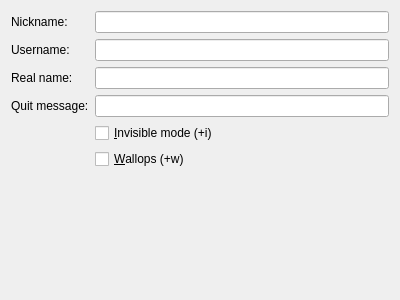
nilsding/IrrerrC, file src/ui/settings/identitysettingswidget.ui: the form before one commit.
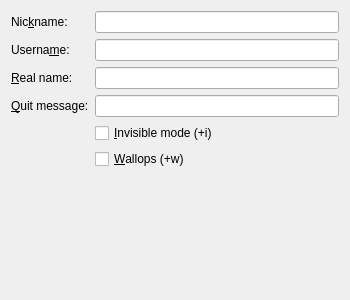
The form after the commit.

Commit message: changed tab order and many other things

What changed in the file:
```diff
--- a/src/ui/settings/identitysettingswidget.ui
+++ b/src/ui/settings/identitysettingswidget.ui
@@ -6,10 +6,16 @@
    <rect>
     <x>0</x>
     <y>0</y>
-    <width>400</width>
+    <width>350</width>
     <height>300</height>
    </rect>
   </property>
+  <property name="minimumSize">
+   <size>
+    <width>350</width>
+    <height>300</height>
+   </size>
+  </property>
   <property name="windowTitle">
    <string>Identity</string>
   </property>
@@ -19,7 +25,10 @@
      <item row="0" column="0">
       <widget class="QLabel" name="qlNickname">
        <property name="text">
-        <string>Nickname:</string>
+        <string>Nic&amp;kname:</string>
+       </property>
+       <property name="buddy">
+        <cstring>qleNickname</cstring>
        </property>
       </widget>
      </item>
@@ -29,14 +38,20 @@
      <item row="1" column="0">
       <widget class="QLabel" name="qlUsername">
        <property name="text">
-        <string>Username:</string>
+        <string>Userna&amp;me:</string>
+       </property>
+       <property name="buddy">
+        <cstring>qleUsername</cstring>
        </property>
       </widget>
      </item>
      <item row="2" column="0">
       <widget class="QLabel" name="qlRealname">
        <property name="text">
-        <string>Real name:</string>
+        <string>&amp;Real name:</string>
+       </property>
+       <property name="buddy">
+        <cstring>qleRealname</cstring>
        </property>
       </widget>
      </item>
@@ -63,7 +78,10 @@
      <item row="3" column="0">
       <widget class="QLabel" name="qlQuitMessage">
        <property name="text">
-        <string>Quit message:</string>
+        <string>&amp;Quit message:</string>
+       </property>
+       <property name="buddy">
+        <cstring>qleQuitMessage</cstring>
        </property>
       </widget>
      </item>
```
The commit also changes 2 other files.
